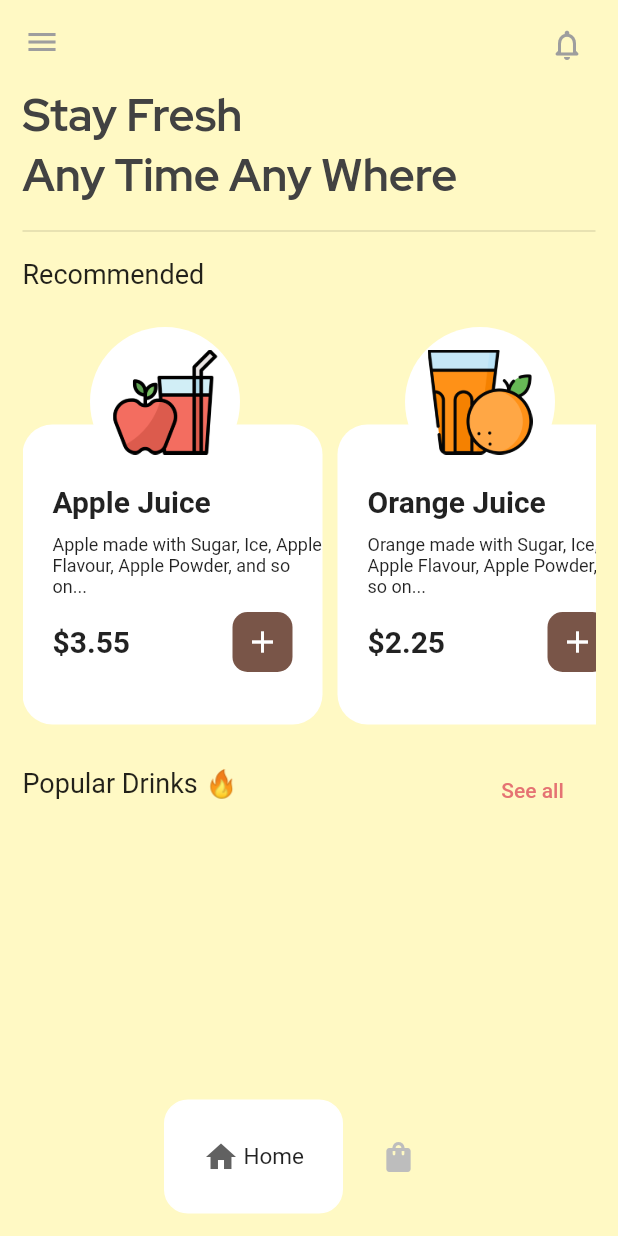
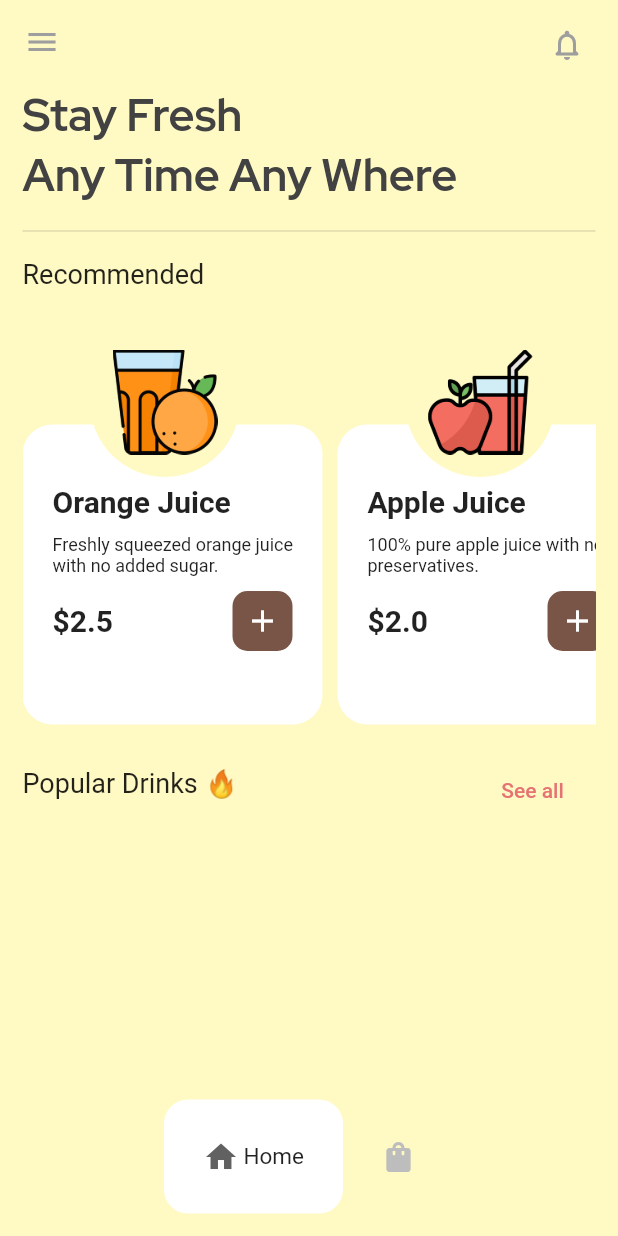
Before and after one commit to Saon00/juice-bar, a Flutter app: the screen it shows after launch, on a phone screen of 412 x 824 dp. Run offline on Flutter 3.47's test engine with Material 2 defaults, Android fonts, the phone set to English and light mode, and no system bars; drawn by our look-alikes of google_nav_bar; our stand-ins replace flutter_svg, get, google_fonts; Roboto replaces fonts that are missing (Ubuntu).

```diff
--- a/lib/main.dart
+++ b/lib/main.dart
@@ -1,10 +1,6 @@
 import 'package:flutter/material.dart';
 import 'package:get/get.dart';
-import 'package:juicebar/screens/cart_screen.dart';
-import 'package:juicebar/screens/drawer.dart';
-import 'package:juicebar/screens/home_screen.dart';
-import 'package:juicebar/screens/main_navbar_screen.dart';
-import 'package:juicebar/screens/see_all_screen.dart';
+import 'package:juicebar/screens/main_nav_screen.dart';
 
 void main(List<String> args) {
   runApp(const GetMaterialApp(
@@ -21,52 +17,11 @@ class MyApp extends StatefulWidget {
 }
 
 class _MyAppState extends State<MyApp> {
-  int _selectPage = 0;
-
-  final List<Widget> _index = [
-    const HomeScreen(),
-    const CartScreen(),
-  ];
-
-  void navigateBottomBar(int index) {
-    setState(() {
-      _selectPage = index;
-    });
-  }
-
   @override
   Widget build(BuildContext context) {
-    return Scaffold(
-      drawer: const MyDrawer(),
-      appBar: AppBar(
-        actions: <Widget>[
-          Padding(
-            padding: const EdgeInsets.all(10),
-            child: IconButton(
-                icon: const Icon(
-                  Icons.notifications_none_rounded,
-                  color: Colors.grey,
-                ),
-                onPressed: () {}),
-          ),
-        ],
-        backgroundColor: Colors.yellow.shade100,
-        elevation: 0,
-        leading: Builder(
-            builder: (context) => IconButton(
-                onPressed: () {
-                  Scaffold.of(context).openDrawer();
-                },
-                icon: const Icon(
-                  Icons.menu_outlined,
-                  color: Colors.grey,
-                ))),
-      ),
-      bottomNavigationBar: MainNavBarScreen(
-        onTab: (index) => navigateBottomBar(index),
-      ),
-      body: _index[_selectPage],
-
+    return const Scaffold(
+      // body: DisplayScreen(),
+      body: MainNavScreen(),
     );
 
     // this one is for multiple provider
--- a/lib/models/items_model.dart
+++ b/lib/models/items_model.dart
@@ -1,53 +1,47 @@
-// To parse this JSON data, do
-//
-//     final itemModel = itemModelFromJson(jsonString);
+class JuiceJson {
+  List<Juices>? juices;
 
-import 'dart:convert';
+  JuiceJson({this.juices});
 
-ItemModel itemModelFromJson(String str) => ItemModel.fromJson(json.decode(str));
+  JuiceJson.fromJson(Map<String, dynamic> json) {
+    if (json['juices'] != null) {
+      juices = <Juices>[];
+      json['juices'].forEach((v) {
+        juices!.add(Juices.fromJson(v));
+      });
+    }
+  }
 
-String itemModelToJson(ItemModel data) => json.encode(data.toJson());
-
-class ItemModel {
-  ItemModel({
-    required this.juices,
-  });
-
-  List<Juice> juices;
-
-  factory ItemModel.fromJson(Map<String, dynamic> json) => ItemModel(
-        juices: List<Juice>.from(json["juices"].map((x) => Juice.fromJson(x))),
-      );
-
-  Map<String, dynamic> toJson() => {
-        "juices": List<dynamic>.from(juices.map((x) => x.toJson())),
-      };
+  Map<String, dynamic> toJson() {
+    final Map<String, dynamic> data = <String, dynamic>{};
+    if (juices != null) {
+      data['juices'] = juices!.map((v) => v.toJson()).toList();
+    }
+    return data;
+  }
 }
 
-class Juice {
-  Juice({
-    required this.imagePath,
-    required this.juiceName,
-    required this.juiceDescription,
-    required this.price,
-  });
+class Juices {
+  String? imagePath;
+  String? juiceName;
+  String? juiceDescription;
+  double? price;
 
-  String imagePath;
-  String juiceName;
-  String juiceDescription;
-  double price;
+  Juices({this.imagePath, this.juiceName, this.juiceDescription, this.price});
 
-  factory Juice.fromJson(Map<String, dynamic> json) => Juice(
-        imagePath: json["imagePath"],
-        juiceName: json["juiceName"],
-        juiceDescription: json["juiceDescription"],
-        price: json["price"]?.toDouble(),
-      );
+  Juices.fromJson(Map<String, dynamic> json) {
+    imagePath = json['imagePath'];
+    juiceName = json['juiceName'];
+    juiceDescription = json['juiceDescription'];
+    price = json['price'];
+  }
 
-  Map<String, dynamic> toJson() => {
-        "imagePath": imagePath,
-        "juiceName": juiceName,
-        "juiceDescription": juiceDescription,
-        "price": price,
-      };
+  Map<String, dynamic> toJson() {
+    final Map<String, dynamic> data = <String, dynamic>{};
+    data['imagePath'] = imagePath;
+    data['juiceName'] = juiceName;
+    data['juiceDescription'] = juiceDescription;
+    data['price'] = price;
+    return data;
+  }
 }
--- a/lib/screens/home_screen.dart
+++ b/lib/screens/home_screen.dart
@@ -1,4 +1,7 @@
+import 'dart:convert';
+
 import 'package:flutter/material.dart';
+import 'package:flutter/services.dart';
 import 'package:get/get.dart';
 import 'package:google_fonts/google_fonts.dart';
 import 'package:juicebar/screens/see_all_screen.dart';
@@ -13,6 +16,23 @@ class HomeScreen extends StatefulWidget {
 }
 
 class _HomeScreenState extends State<HomeScreen> {
+  List _list = [];
+
+  Future<void> readJson() async {
+    final String response =
+        await rootBundle.loadString('assets/juiceshop.json');
+    final data = await json.decode(response);
+    setState(() {
+      _list = data['juices'];
+    });
+  }
+
+  @override
+  void initState() {
+    readJson();
+    super.initState();
+  }
+
   @override
   Widget build(BuildContext context) {
     return Scaffold(
@@ -55,35 +75,25 @@ class _HomeScreenState extends State<HomeScreen> {
               ),
 
               // recommended widgets
-              SingleChildScrollView(
-                scrollDirection: Axis.horizontal,
-                child: Row(
-                  children: const [
-                    RecommendedWidget(
-                      title: 'Apple Juice',
-                      subtitle:
-                          'Apple made with Sugar, Ice, Apple Flavour, Apple Powder, and so on...',
-                      price: '3.55',
-                      img: 'apple.png',
-                    ),
-                    SizedBox(width: 10),
-                    RecommendedWidget(
-                      title: 'Orange Juice',
-                      subtitle:
-                          'Orange made with Sugar, Ice, Apple Flavour, Apple Powder, and so on...',
-                      price: '2.25',
-                      img: 'orange.png',
-                    ),
-                    SizedBox(width: 10),
-                    RecommendedWidget(
-                      title: 'Water Melon Juice',
-                      subtitle:
-                          'Water Melon made with Sugar, Ice, Apple Flavour, Apple Powder, and so on...',
-                      price: '1.90',
-                      img: 'watermelon.png',
-                    ),
-                  ],
-                ),
+              SizedBox(
+                height: 280,
+                child: ListView.builder(
+                    shrinkWrap: true,
+                    itemCount: _list.length,
+                    scrollDirection: Axis.horizontal,
+                    itemBuilder: (context, index) {
+                      return Row(
+                        children: [
+                          RecommendedWidget(
+                            title: _list[index]['juiceName'],
+                            subtitle: _list[index]['juiceDescription'],
+                            price: _list[index]['price'].toString(),
+                            img: _list[index]['imagePath'],
+                          ),
+                          const SizedBox(width: 10),
+                        ],
+                      );
+                    }),
               ),
               const SizedBox(height: 20),
 
@@ -109,7 +119,7 @@ class _HomeScreenState extends State<HomeScreen> {
                                 color: Colors.red.shade300))),
                   ),
                 ],
-              )
+              ),
             ],
           ),
         ),
--- /dev/null
+++ b/lib/screens/main_nav_screen.dart
@@ -0,0 +1,63 @@
+import 'package:flutter/material.dart';
+import 'package:juicebar/screens/home_screen.dart';
+
+import 'cart_screen.dart';
+import 'drawer.dart';
+import '../widgets/g_navbar_widget.dart';
+
+class MainNavScreen extends StatefulWidget {
+  const MainNavScreen({super.key});
+
+  @override
+  State<MainNavScreen> createState() => _MainNavScreenState();
+}
+
+class _MainNavScreenState extends State<MainNavScreen> {
+  int _selectPage = 0;
+
+  final List<Widget> _index = [
+    const HomeScreen(),
+    const CartScreen(),
+  ];
+
+  void navigateBottomBar(int index) {
+    setState(() {
+      _selectPage = index;
+    });
+  }
+
+  @override
+  Widget build(BuildContext context) {
+    return Scaffold(
+      drawer: const MyDrawer(),
+      appBar: AppBar(
+        actions: <Widget>[
+          Padding(
+            padding: const EdgeInsets.all(10),
+            child: IconButton(
+                icon: const Icon(
+                  Icons.notifications_none_rounded,
+                  color: Colors.grey,
+                ),
+                onPressed: () {}),
+          ),
+        ],
+        backgroundColor: Colors.yellow.shade100,
+        elevation: 0,
+        leading: Builder(
+            builder: (context) => IconButton(
+                onPressed: () {
+                  Scaffold.of(context).openDrawer();
+                },
+                icon: const Icon(
+                  Icons.menu_outlined,
+                  color: Colors.grey,
+                ))),
+      ),
+      bottomNavigationBar: GNavBarWidget(
+        onTab: (index) => navigateBottomBar(index),
+      ),
+      body: _index[_selectPage],
+    );
+  }
+}
--- a/lib/screens/main_navbar_screen.dart
+++ b/lib/widgets/g_navbar_widget.dart
@@ -2,9 +2,9 @@ import 'package:flutter/material.dart';
 import 'package:google_fonts/google_fonts.dart';
 import 'package:google_nav_bar/google_nav_bar.dart';
 
-class MainNavBarScreen extends StatelessWidget {
+class GNavBarWidget extends StatelessWidget {
   final void Function(int)? onTab;
-  const MainNavBarScreen({super.key, this.onTab});
+  const GNavBarWidget({super.key, this.onTab});
 
   @override
   Widget build(BuildContext context) {
--- a/lib/widgets/recommended_widgets.dart
+++ b/lib/widgets/recommended_widgets.dart
@@ -91,10 +91,10 @@ class RecommendedWidget extends StatelessWidget {
                 top: 15,
                 right: 55,
                 child: CircleAvatar(
-                  backgroundColor: Colors.white,
+                  backgroundColor: Colors.yellow.shade100,
                   maxRadius: 50,
                   child: Image.asset(
-                    'assets/images/$img',
+                    img,
                     height: 70,
                     width: 70,
                   ),
--- a/pubspec.yaml
+++ b/pubspec.yaml
@@ -67,6 +67,7 @@ flutter:
   # To add assets to your application, add an assets section, like this:
   assets:
     - assets/images/
+    - assets/
     - assets/juiceshop.json
 
 
```
Also changed, not shown: lib/screens/display_screen.dart (+7 -3 lines), lib/screens/see_all_screen.dart (+13 -7 lines).
